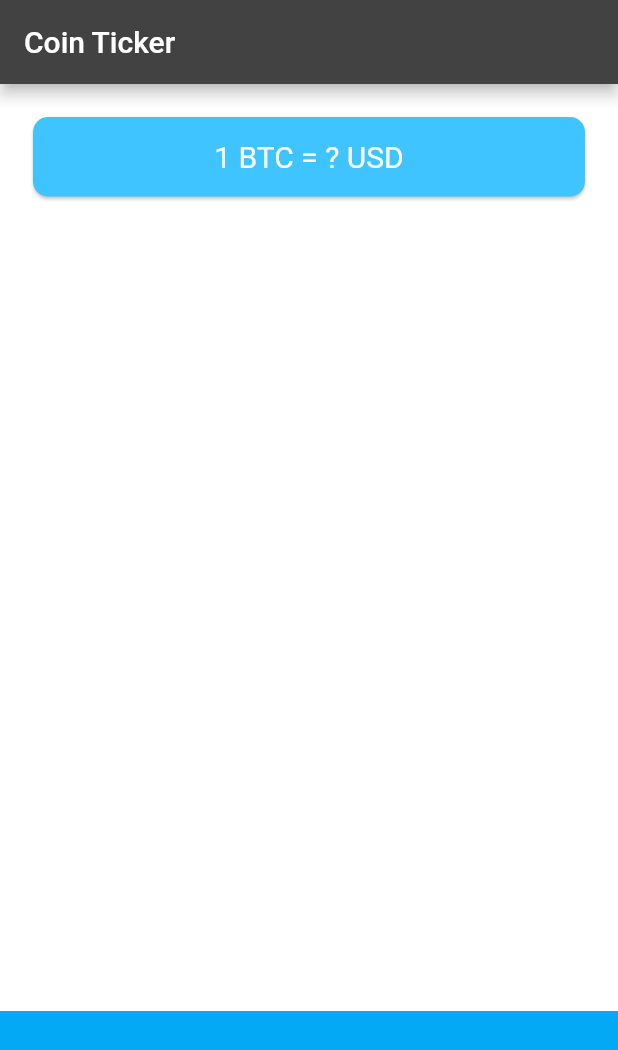
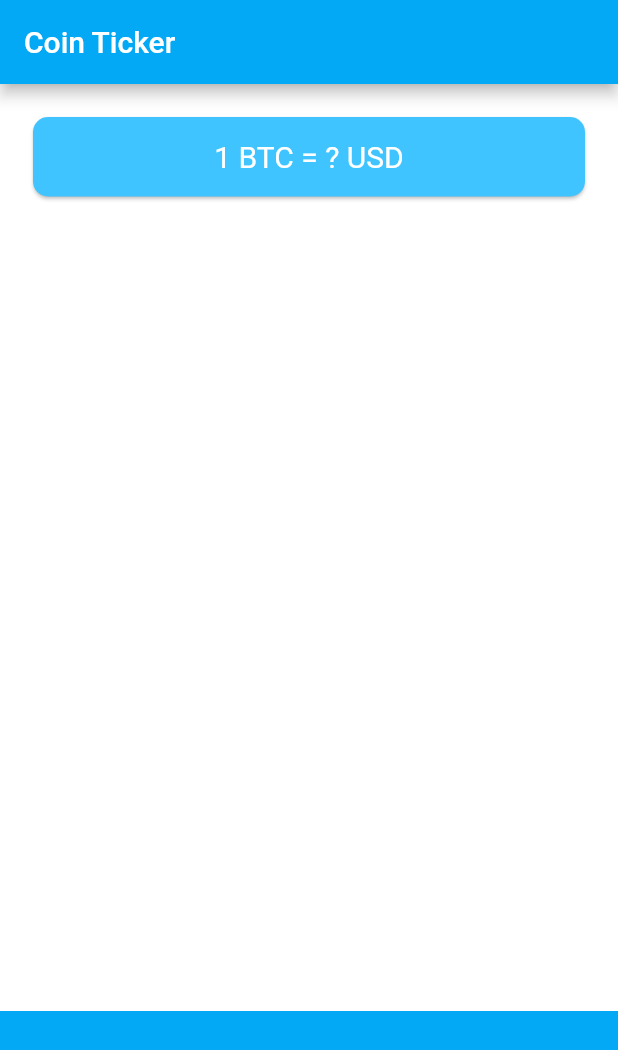
Before and after one commit to Abhishek-J-B-R-I/golden_medal, a Flutter app: the screen it shows after launch, on a phone screen of 412 x 824 dp. Shown: the top 1050 px of the screen. Run offline on Flutter 3.47's test engine with Material 2 defaults, Android fonts, the phone set to English and light mode, and no system bars.

Commit message:
just created website

```diff
--- a/lib/main.dart
+++ b/lib/main.dart
@@ -12,7 +12,9 @@ class bitcoin extends StatelessWidget {
       debugShowCheckedModeBanner: false,
 theme: ThemeData.dark().copyWith(
   primaryColor: Colors.lightBlue,
+
   scaffoldBackgroundColor: Colors.white,
+  appBarTheme: AppBarTheme(backgroundColor: Colors.lightBlue),
 
 ),
       home: price_screen(),
```
